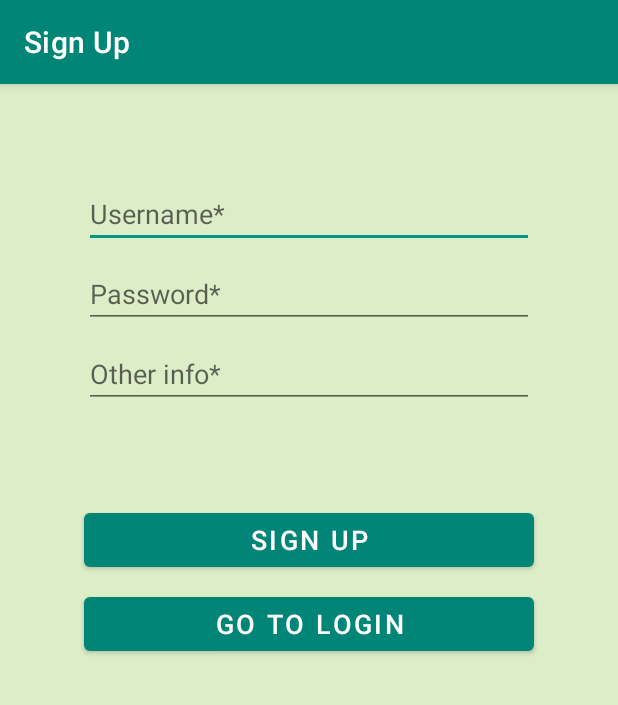
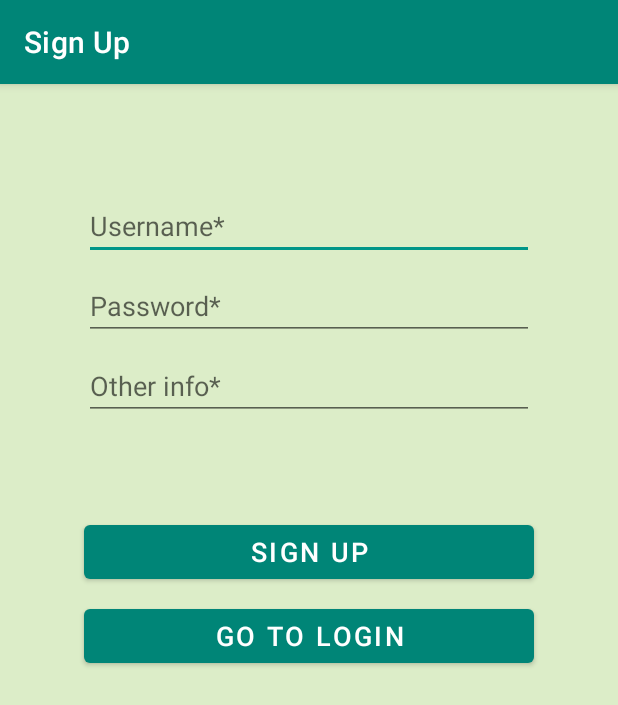
Before and after one commit to kaushiknsanji/Complete_Coroutines-Catalin_Stefan, an Android app: the screen it shows after launch (MainActivity), on a phone screen of 412 x 824 dp. Shown: the top 705 px of the screen. Run offline under Robolectric (Android 15) with nearby library versions, the phone set to English and light mode, and no system bars; our stand-ins replace navigation-ui.

Commit message:
[CoroutinesRoom] refactor: Add Vertical padding to the parent

```diff
--- a/CoroutinesRoom/app/src/main/res/layout/fragment_login.xml
+++ b/CoroutinesRoom/app/src/main/res/layout/fragment_login.xml
@@ -4,6 +4,8 @@
     xmlns:tools="http://schemas.android.com/tools"
     android:layout_width="match_parent"
     android:layout_height="match_parent"
+    android:paddingTop="@dimen/std_large_padding"
+    android:paddingBottom="@dimen/std_large_padding"
     android:background="@color/bkg_blue"
     tools:context=".view.LoginFragment">
 
@@ -11,7 +13,7 @@
         android:id="@+id/edit_login_username"
         android:layout_width="@dimen/std_width"
         android:layout_height="wrap_content"
-        android:layout_marginTop="@dimen/std_large_margin"
+        android:layout_marginTop="@dimen/std_margin"
         android:ems="10"
         android:hint="@string/hint_login_sign_up_username"
         android:inputType="text"
--- a/CoroutinesRoom/app/src/main/res/layout/fragment_main.xml
+++ b/CoroutinesRoom/app/src/main/res/layout/fragment_main.xml
@@ -4,6 +4,8 @@
     xmlns:tools="http://schemas.android.com/tools"
     android:layout_width="match_parent"
     android:layout_height="match_parent"
+    android:paddingTop="@dimen/std_large_padding"
+    android:paddingBottom="@dimen/std_large_padding"
     android:background="@color/bkg_red"
     tools:context=".view.MainFragment">
 
@@ -11,7 +13,7 @@
         android:id="@+id/text_main_header"
         android:layout_width="wrap_content"
         android:layout_height="wrap_content"
-        android:layout_marginTop="@dimen/std_large_margin"
+        android:layout_marginTop="@dimen/std_margin"
         android:text="@string/title_text_main_header"
         android:textAppearance="@style/TextAppearance.AppCompat.Large"
         app:layout_constraintEnd_toEndOf="parent"
--- a/CoroutinesRoom/app/src/main/res/layout/fragment_sign_up.xml
+++ b/CoroutinesRoom/app/src/main/res/layout/fragment_sign_up.xml
@@ -4,6 +4,8 @@
     xmlns:tools="http://schemas.android.com/tools"
     android:layout_width="match_parent"
     android:layout_height="match_parent"
+    android:paddingTop="@dimen/std_large_padding"
+    android:paddingBottom="@dimen/std_large_padding"
     android:background="@color/bkg_green"
     tools:context=".view.SignUpFragment">
 
@@ -11,7 +13,7 @@
         android:id="@+id/edit_sign_up_username"
         android:layout_width="@dimen/std_width"
         android:layout_height="wrap_content"
-        android:layout_marginTop="@dimen/std_large_margin"
+        android:layout_marginTop="@dimen/std_margin"
         android:ems="10"
         android:hint="@string/hint_login_sign_up_username"
         android:inputType="text"
--- a/CoroutinesRoom/app/src/main/res/values/dimens.xml
+++ b/CoroutinesRoom/app/src/main/res/values/dimens.xml
@@ -6,6 +6,7 @@
     <!-- Common Width and Margins -->
     <dimen name="std_width">300dp</dimen>
     <dimen name="std_large_margin">64dp</dimen>
+    <dimen name="std_large_padding">64dp</dimen>
     <dimen name="std_margin">8dp</dimen>
 
 </resources>
```
